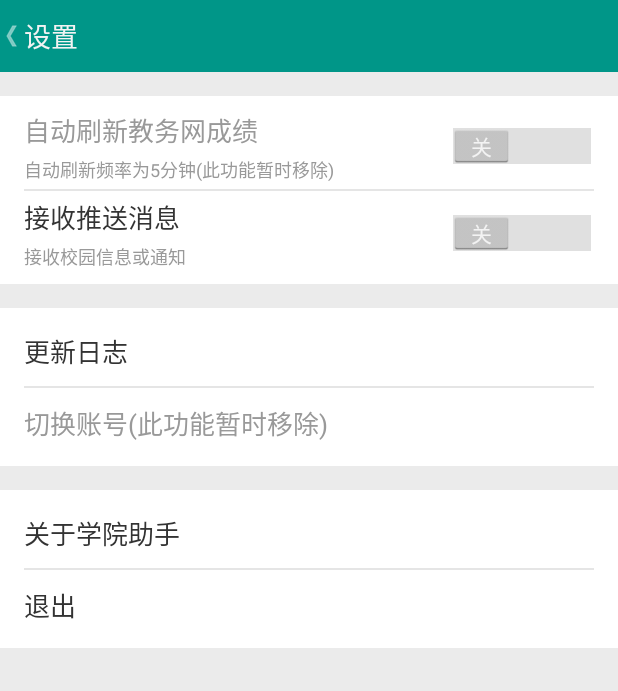
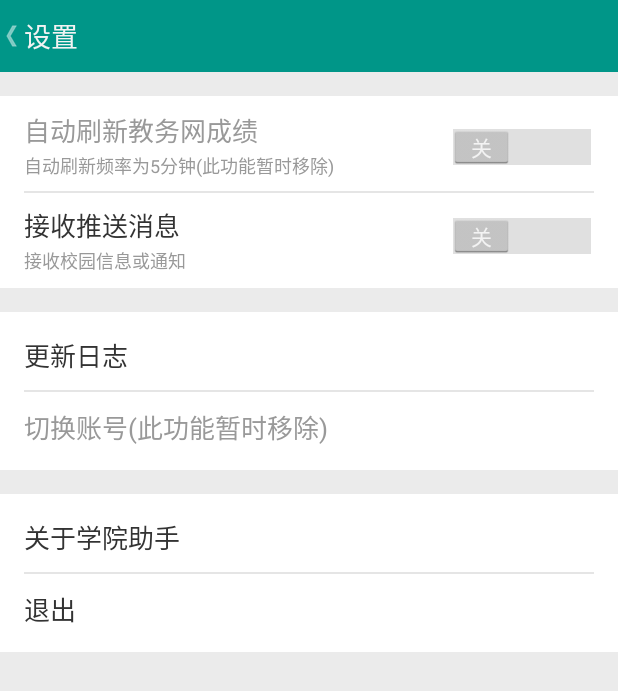
Before and after one commit to chocolate213/YourGrades, an Android app: the SettingActivity screen opened directly, with no data from a screen before it, on a phone screen of 412 x 824 dp. Shown: the top 691 px of the screen. Run offline under Robolectric (Android 15) with nearby library versions, the phone set to English and light mode, and no system bars.

Commit message:
change method

```diff
--- a/app/src/main/res/layout/activity_setting.xml
+++ b/app/src/main/res/layout/activity_setting.xml
@@ -29,7 +29,7 @@
                     android:id="@+id/text_text"
                     android:layout_width="wrap_content"
                     android:layout_height="wrap_content"
-                    android:layout_marginBottom="4.0dp"
+                    android:layout_marginBottom="1.5dp"
                     android:layout_marginTop="4.0dp"
                     android:gravity="center_vertical"
                     android:text="自动刷新教务网成绩"
@@ -38,7 +38,7 @@
                 <TextView
                     android:layout_width="wrap_content"
                     android:layout_height="wrap_content"
-                    android:layout_marginBottom="4.0dp"
+                    android:layout_marginBottom="8.0dp"
                     android:layout_below="@id/text_text"
                     android:textSize="12sp"
                     android:textColor="#ff999999"
@@ -72,8 +72,8 @@
                 <TextView
                     android:layout_width="wrap_content"
                     android:layout_height="wrap_content"
-                    android:layout_marginBottom="4.0dp"
-                    android:layout_marginTop="4.0dp"
+                    android:layout_marginBottom="1.5dp"
+                    android:layout_marginTop="8.0dp"
                     android:gravity="center_vertical"
                     android:text="接收推送消息"
                     android:textColor="#ff333333"
```
